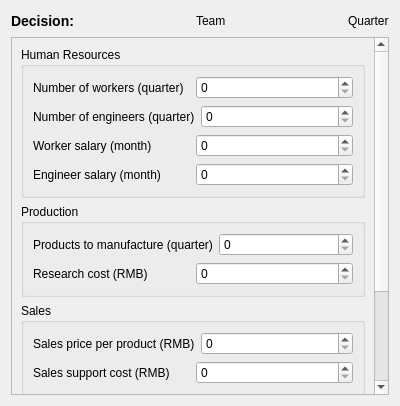
Qt form decisionwidget.ui (tsenmu/FBSG) before a commit.
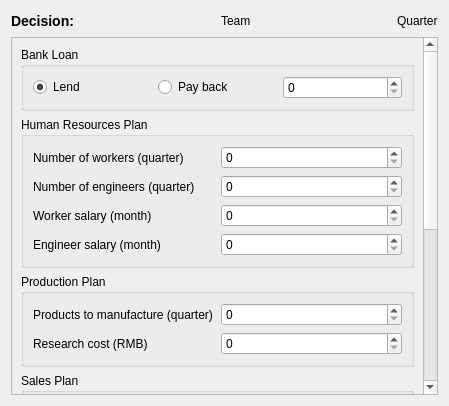
The same form after that commit. Custom widgets are drawn as their Qt base class.

Commit message: descision form

What changed in the file:
```diff
--- a/decisionwidget.ui
+++ b/decisionwidget.ui
@@ -6,7 +6,7 @@
    <rect>
     <x>0</x>
     <y>0</y>
-    <width>400</width>
+    <width>449</width>
     <height>406</height>
    </rect>
   </property>
@@ -74,73 +74,86 @@
       <property name="geometry">
        <rect>
         <x>0</x>
-        <y>-175</y>
-        <width>364</width>
-        <height>532</height>
+        <y>-352</y>
+        <width>411</width>
+        <height>705</height>
        </rect>
       </property>
       <layout class="QVBoxLayout" name="verticalLayout">
+       <item>
+        <widget class="QGroupBox" name="groupBox_8">
+         <property name="title">
+          <string>Bank Loan</string>
+         </property>
+         <layout class="QGridLayout" name="gridLayout_6">
+          <item row="0" column="0">
+           <widget class="QRadioButton" name="isLend">
+            <property name="text">
+             <string>Lend</string>
+            </property>
+            <property name="checked">
+             <bool>true</bool>
+            </property>
+           </widget>
+          </item>
+          <item row="0" column="1">
+           <widget class="QRadioButton" name="isPayback">
+            <property name="text">
+             <string>Pay back</string>
+            </property>
+           </widget>
+          </item>
+          <item row="0" column="2">
+           <widget class="QSpinBox" name="loan"/>
+          </item>
+         </layout>
+        </widget>
+       </item>
        <item>
         <widget class="QGroupBox" name="groupBox">
          <property name="title">
-          <string>Human Resources</string>
+          <string>Human Resources Plan</string>
          </property>
-         <layout class="QVBoxLayout" name="verticalLayout_3">
-          <item>
-           <layout class="QHBoxLayout" name="horizontalLayout">
-            <item>
+         <layout class="QGridLayout" name="gridLayout_2">
+          <item row="0" column="0">
              <widget class="QLabel" name="label">
               <property name="text">
                <string>Number of workers (quarter)</string>
               </property>
              </widget>
             </item>
-            <item>
-             <widget class="QSpinBox" name="spinBox"/>
-            </item>
-           </layout>
-          </item>
-          <item>
-           <layout class="QHBoxLayout" name="horizontalLayout_2">
-            <item>
+          <item row="0" column="1">
+           <widget class="QSpinBox" name="numWorkers"/>
+          </item>
+          <item row="1" column="0">
              <widget class="QLabel" name="label_2">
               <property name="text">
                <string>Number of engineers (quarter)</string>
               </property>
              </widget>
             </item>
-            <item>
-             <widget class="QSpinBox" name="spinBox_2"/>
-            </item>
-           </layout>
-          </item>
-          <item>
-           <layout class="QHBoxLayout" name="horizontalLayout_3">
-            <item>
+          <item row="1" column="1">
+           <widget class="QSpinBox" name="numEngineers"/>
+          </item>
+          <item row="2" column="0">
              <widget class="QLabel" name="label_3">
               <property name="text">
                <string>Worker salary (month)</string>
               </property>
              </widget>
             </item>
-            <item>
-             <widget class="QSpinBox" name="spinBox_3"/>
-            </item>
-           </layout>
-          </item>
-          <item>
-           <layout class="QHBoxLayout" name="horizontalLayout_4">
-            <item>
+          <item row="2" column="1">
+           <widget class="QSpinBox" name="salWorkers"/>
+          </item>
+          <item row="3" column="0">
              <widget class="QLabel" name="label_4">
               <property name="text">
                <string>Engineer salary (month)</string>
               </property>
              </widget>
             </item>
-            <item>
-             <widget class="QSpinBox" name="spinBox_4"/>
-            </item>
-           </layout>
+          <item row="3" column="1">
+           <widget class="QSpinBox" name="salEngineers"/>
           </item>
          </layout>
         </widget>
@@ -148,76 +161,105 @@
        <item>
         <widget class="QGroupBox" name="groupBox_2">
          <property name="title">
-          <string>Production</string>
+          <string>Production Plan</string>
          </property>
-         <layout class="QVBoxLayout" name="verticalLayout_4">
-          <item>
-           <layout class="QHBoxLayout" name="horizontalLayout_6">
-            <item>
+         <layout class="QGridLayout" name="gridLayout_4">
+          <item row="0" column="0">
              <widget class="QLabel" name="label_5">
               <property name="text">
                <string>Products to manufacture (quarter)</string>
               </property>
              </widget>
             </item>
-            <item>
-             <widget class="QSpinBox" name="spinBox_5"/>
-            </item>
-           </layout>
-          </item>
-          <item>
-           <layout class="QHBoxLayout" name="horizontalLayout_5">
-            <item>
+          <item row="0" column="1">
+           <widget class="QSpinBox" name="productCount"/>
+          </item>
+          <item row="1" column="0">
              <widget class="QLabel" name="label_6">
               <property name="text">
                <string>Research cost (RMB)</string>
               </property>
              </widget>
             </item>
-            <item>
-             <widget class="QSpinBox" name="spinBox_6"/>
-            </item>
-           </layout>
+          <item row="1" column="1">
+           <widget class="QSpinBox" name="productResearch"/>
           </item>
          </layout>
         </widget>
        </item>
        <item>
         <widget class="QGroupBox" name="groupBox_3">
+         <property name="minimumSize">
+          <size>
+           <width>0</width>
+           <height>200</height>
+          </size>
+         </property>
          <property name="title">
-          <string>Sales</string>
+          <string>Sales Plan</string>
          </property>
-         <layout class="QVBoxLayout" name="verticalLayout_5">
-          <item>
-           <layout class="QHBoxLayout" name="horizontalLayout_7">
-            <item>
+         <layout class="QGridLayout" name="gridLayout_5">
+          <item row="0" column="0">
              <widget class="QLabel" name="label_7">
               <property name="text">
                <string>Sales price per product (RMB)</string>
               </property>
              </widget>
             </item>
-            <item>
-             <widget class="QSpinBox" name="spinBox_7"/>
-            </item>
-           </layout>
-          </item>
-          <item>
-           <layout class="QHBoxLayout" name="horizontalLayout_8">
-            <item>
+          <item row="1" column="0">
              <widget class="QLabel" name="label_8">
               <property name="text">
                <string>Sales support cost (RMB)</string>
               </property>
              </widget>
             </item>
+          <item row="1" column="1">
+           <widget class="QSpinBox" name="supportCost"/>
+          </item>
+          <item row="0" column="1">
+           <widget class="QSpinBox" name="productPrice"/>
+          </item>
+          <item row="2" column="0" colspan="2">
+           <layout class="QHBoxLayout" name="horizontalLayout">
             <item>
-             <widget class="QSpinBox" name="spinBox_8"/>
-            </item>
-           </layout>
+             <widget class="QGroupBox" name="groupBox_6">
+              <property name="title">
+               <string>Add Sales Agent</string>
+              </property>
+              <layout class="QGridLayout" name="gridLayout">
+               <item row="0" column="0">
+                <widget class="QWidget" name="agentAdd" native="true">
+                 <property name="minimumSize">
+                  <size>
+                   <width>0</width>
+                   <height>100</height>
+                  </size>
+                 </property>
+                </widget>
+               </item>
+              </layout>
+             </widget>
           </item>
           <item>
-           <widget class="AgentWidget" name="widget" native="true"/>
+             <widget class="QGroupBox" name="groupBox_7">
+              <property name="title">
+               <string>Remove Sales Agent</string>
+              </property>
+              <layout class="QGridLayout" name="gridLayout_3">
+               <item row="0" column="0">
+                <widget class="QWidget" name="agentRemove" native="true">
+                 <property name="minimumSize">
+                  <size>
+                   <width>0</width>
+                   <height>100</height>
+                  </size>
+                 </property>
+                </widget>
+               </item>
+              </layout>
+             </widget>
+            </item>
+           </layout>
           </item>
          </layout>
         </widget>
@@ -257,12 +299,6 @@
   </layout>
  </widget>
  <customwidgets>
-  <customwidget>
-   <class>AgentWidget</class>
-   <extends>QWidget</extends>
-   <header>agentwidget.h</header>
-   <container>1</container>
-  </customwidget>
   <customwidget>
    <class>MarketingWidget</class>
    <extends>QWidget</extends>
```
Left out of the diff: 10 changed lines with no effect on the pictures. Lines whose indentation alone changed are shown as unchanged. The commit also changes 4 other files.
